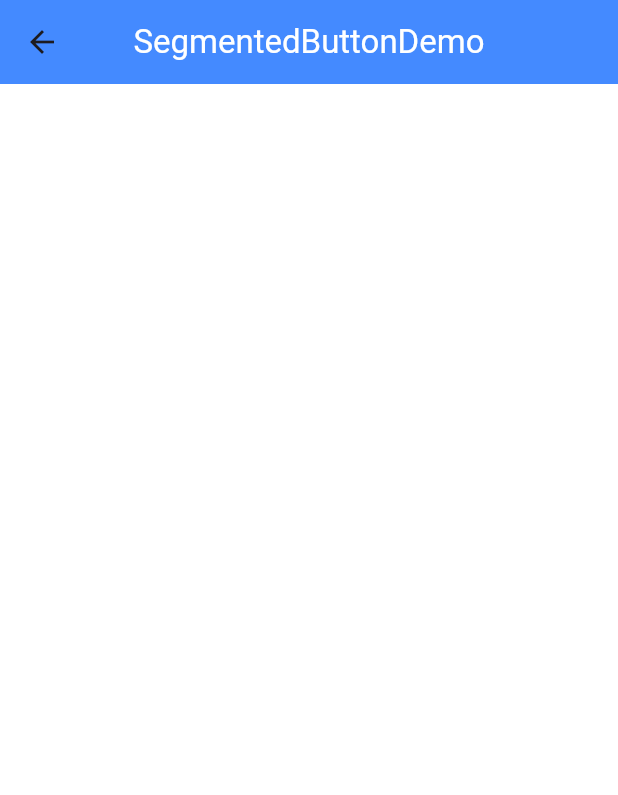
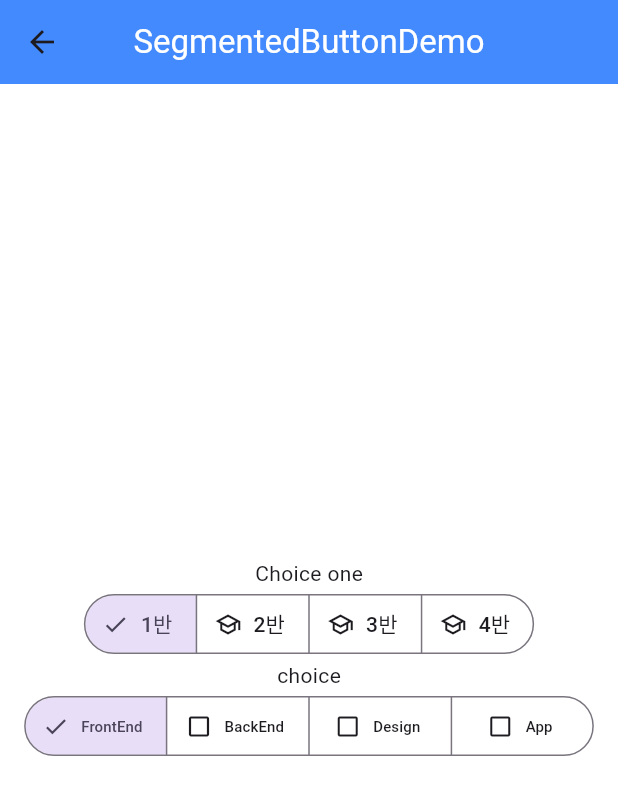
Before and after one commit to nahyunuk/flutter_organize_widget, a Flutter app: the SegmentedButtonDemo screen opened directly, on a phone screen of 412 x 824 dp. Shown: the top 795 px of the screen. Run offline on Flutter 3.47's test engine with Material 3 defaults, Android fonts, the phone set to English and light mode, and no system bars.

Commit message:
SegementButtonDemo

```diff
--- a/lib/SegmentedButton/segmented_button_demo.dart
+++ b/lib/SegmentedButton/segmented_button_demo.dart
@@ -18,6 +18,115 @@ class _SegmentedButtonDemoState extends State<SegmentedButtonDemo> {
             Text("SegmentedButtonDemo", style: TextStyle(color: Colors.white)),
       ),
       backgroundColor: Colors.white,
+      body: Center(
+        child: Column(
+          mainAxisAlignment: MainAxisAlignment.center,
+          children: [
+            Text("Choice one"),
+            ChoiceOne(),
+            Text("choice"),
+            Choice(),
+          ],
+        ),
+      ),
     );
   }
 }
+
+enum _class { classOne, classTwo, classThree, classFour }
+
+class ChoiceOne extends StatefulWidget {
+  const ChoiceOne({super.key});
+
+  @override
+  State<ChoiceOne> createState() => _ChoiceOneState();
+}
+
+class _ChoiceOneState extends State<ChoiceOne> {
+  _class classView = _class.classOne;
+
+  @override
+  Widget build(BuildContext context) {
+    return SegmentedButton<_class>(
+      segments: <ButtonSegment<_class>>[
+        ButtonSegment<_class>(
+          value: _class.classOne,
+          label: Text("1반"),
+          icon: Icon(Icons.school_outlined),
+        ),
+        ButtonSegment<_class>(
+          value: _class.classTwo,
+          label: Text("2반"),
+          icon: Icon(Icons.school_outlined),
+        ),
+        ButtonSegment<_class>(
+          value: _class.classThree,
+          label: Text("3반"),
+          icon: Icon(Icons.school_outlined),
+        ),
+        ButtonSegment<_class>(
+          value: _class.classFour,
+          label: Text("4반"),
+          icon: Icon(Icons.school_outlined),
+        ),
+      ],
+      selected: <_class>{classView},
+      onSelectionChanged: (Set<_class> newSelection) {
+        setState(() {
+          classView = newSelection.first;
+        });
+      },
+    );
+  }
+}
+
+enum Major { Frontend, Backend, Design, App }
+
+class Choice extends StatefulWidget {
+  const Choice({super.key});
+
+  @override
+  State<Choice> createState() => _ChoiceState();
+}
+
+class _ChoiceState extends State<Choice> {
+ Set <Major> MajorView = <Major>{Major.Frontend};
+
+  @override
+  Widget build(BuildContext context) {
+    return SegmentedButton<Major>(
+      segments: <ButtonSegment<Major>>[
+        ButtonSegment<Major>(
+          value: Major.Frontend,
+          icon: Icon(Icons.check_box_outline_blank),
+          label: Text("FrontEnd", style: TextStyle(fontSize: 10)),
+        ),
+        ButtonSegment<Major>(
+          icon: Icon(Icons.check_box_outline_blank),
+          value: Major.Backend,
+          label: Text("BackEnd", style: TextStyle(fontSize: 10)),
+        ),
+        ButtonSegment<Major>(
+          icon:Icon(Icons.check_box_outline_blank) ,
+          value: Major.Design,
+          label: Text("Design", style: TextStyle(fontSize: 10)),
+        ),
+        ButtonSegment<Major>(
+          value: Major.App,
+          icon:Icon(Icons.check_box_outline_blank) ,
+          label: Text(
+            "App",
+            style: TextStyle(fontSize: 10),
+          ),
+        ),
+      ],
+      selected: MajorView,
+      onSelectionChanged: (Set<Major> newSelection) {
+        setState(() {
+          MajorView = newSelection;
+        });
+      },
+      multiSelectionEnabled: true,
+    );
+  }
+}
```
